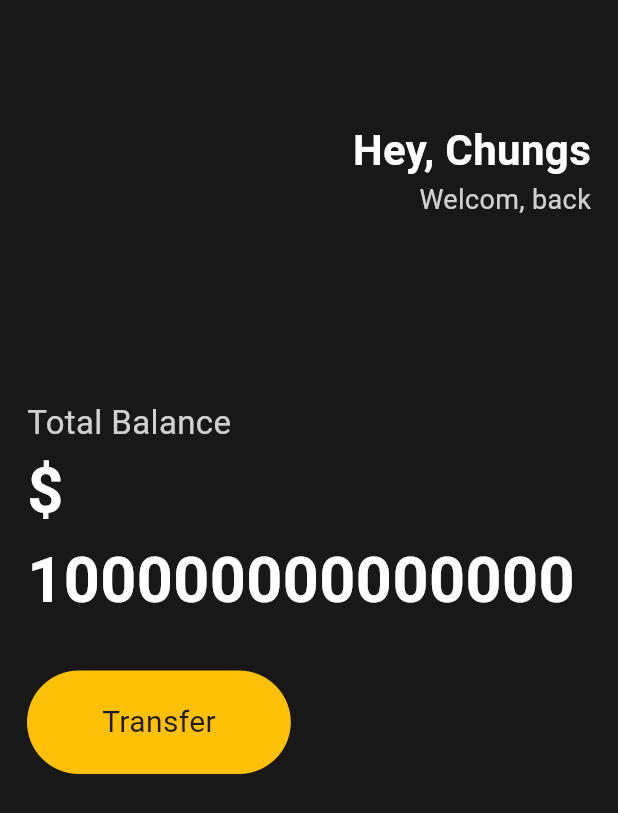
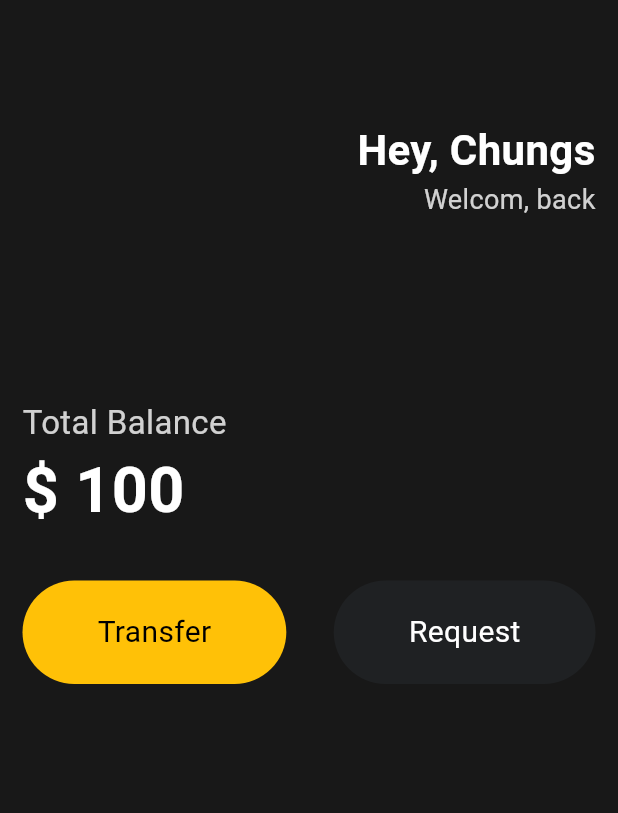
Before and after one commit to SonCS/toonflix-nomadcoder, a Flutter app: the screen it shows after launch, on a phone screen of 412 x 824 dp. Shown: the top 813 px of the screen. Run offline on Flutter 3.47's test engine with Material 3 defaults, Android fonts, the phone set to English and light mode, and no system bars.

Commit message:
3.5 Reusable Widget

```diff
--- a/lib/main.dart
+++ b/lib/main.dart
@@ -1,4 +1,5 @@
 import 'package:flutter/material.dart';
+import 'package:toonflix/widgets/button.dart';
 
 void main() {
   runApp(const App());
@@ -13,7 +14,7 @@ class App extends StatelessWidget {
       home: Scaffold(
         backgroundColor: const Color(0xff181818),
         body: Padding(
-          padding: const EdgeInsets.symmetric(horizontal: 18),
+          padding: const EdgeInsets.symmetric(horizontal: 15),
           child: Column(
             crossAxisAlignment: CrossAxisAlignment.start,
             children: [
@@ -56,7 +57,7 @@ class App extends StatelessWidget {
                 ),
               ),
               const Text(
-                "\$ 100000000000000",
+                "\$ 100",
                 style: TextStyle(
                   fontSize: 42,
                   color: Colors.white,
@@ -67,19 +68,16 @@ class App extends StatelessWidget {
                 height: 30,
               ),
               Row(
+                mainAxisAlignment: MainAxisAlignment.spaceBetween,
                 children: [
-                  Container(
-                      // div와 같은 위젯
-                      decoration: BoxDecoration(color: Colors.amber,
-                      borderRadius: BorderRadius.circular(45)),
-                      child: const Padding(
-                        padding: EdgeInsets.symmetric(
-                          vertical: 20,
-                          horizontal: 50,
-                        ),
-                        child: Text('Transfer', style: TextStyle(fontSize: 20),),
-                      )
-                    )
+                  Button(
+                      title: "Transfer",
+                      bgColor: Colors.amber,
+                      textColor: Colors.black),
+                  Button(
+                      title: "Request",
+                      bgColor: const Color(0xff1f2123),
+                      textColor: Colors.white),
                 ],
               )
             ],
--- /dev/null
+++ b/lib/widgets/button.dart
@@ -0,0 +1,33 @@
+import 'package:flutter/material.dart';
+
+class Button extends StatelessWidget {
+  final String title;
+  final Color bgColor;
+  final Color textColor;
+
+  const Button({
+    super.key,
+    required this.title,
+    required this.bgColor,
+    required this.textColor
+  });
+
+  @override
+  Widget build(BuildContext context) {
+    return Container(
+        // div와 같은 위젯
+        decoration: BoxDecoration(
+            color: bgColor,
+            borderRadius: BorderRadius.circular(45)),
+        child: Padding(
+          padding: const EdgeInsets.symmetric(
+            vertical: 20,
+            horizontal: 50,
+          ),
+          child: Text(
+            title,
+            style: TextStyle(fontSize: 20, color: textColor),
+          ),
+        ));
+  }
+}
```
